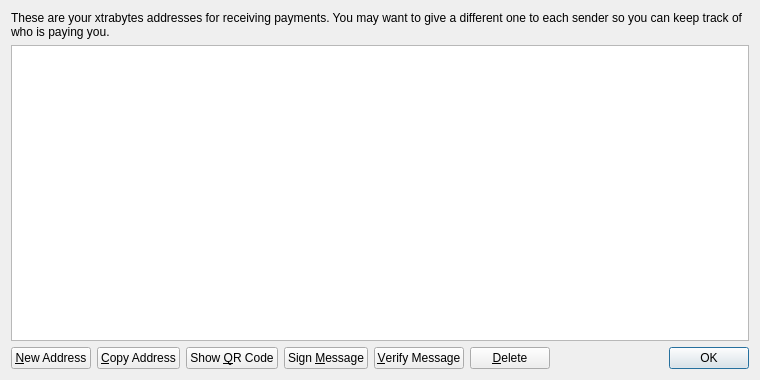
This is src/qt/forms/addressbookpage.ui in XTRABYTES/XTRABYTES as Qt 5 draws it before an edit. The edited form follows.
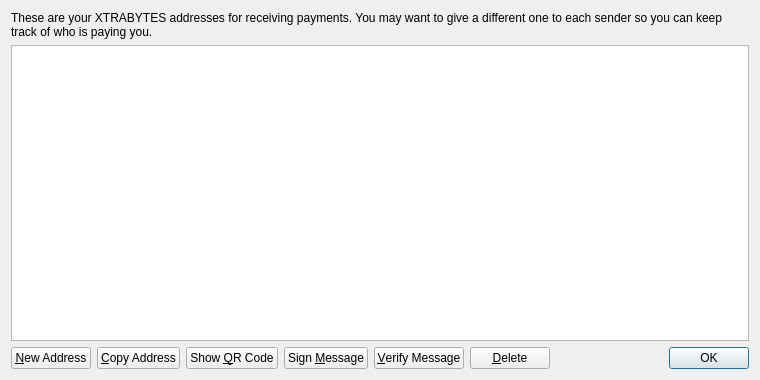
This is the edited form. Icons and pictures are not drawn.

```diff
--- a/src/qt/forms/addressbookpage.ui
+++ b/src/qt/forms/addressbookpage.ui
@@ -17,7 +17,7 @@
    <item>
     <widget class="QLabel" name="labelExplanation">
      <property name="text">
-      <string>These are your xtrabytes addresses for receiving payments. You may want to give a different one to each sender so you can keep track of who is paying you.</string>
+      <string>These are your XTRABYTES addresses for receiving payments. You may want to give a different one to each sender so you can keep track of who is paying you.</string>
      </property>
      <property name="textFormat">
       <enum>Qt::PlainText</enum>
```
Left out of the diff: 7 changed lines with no effect on the pictures.
